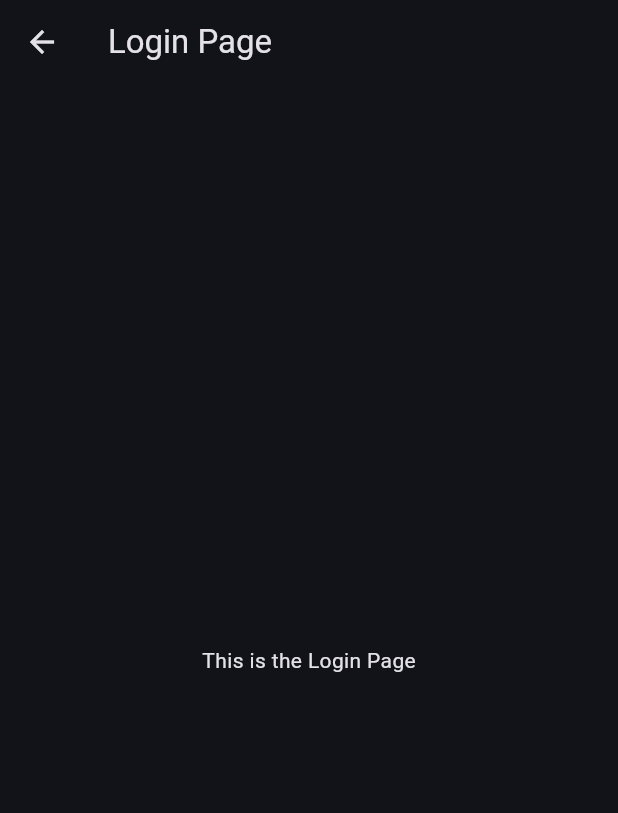
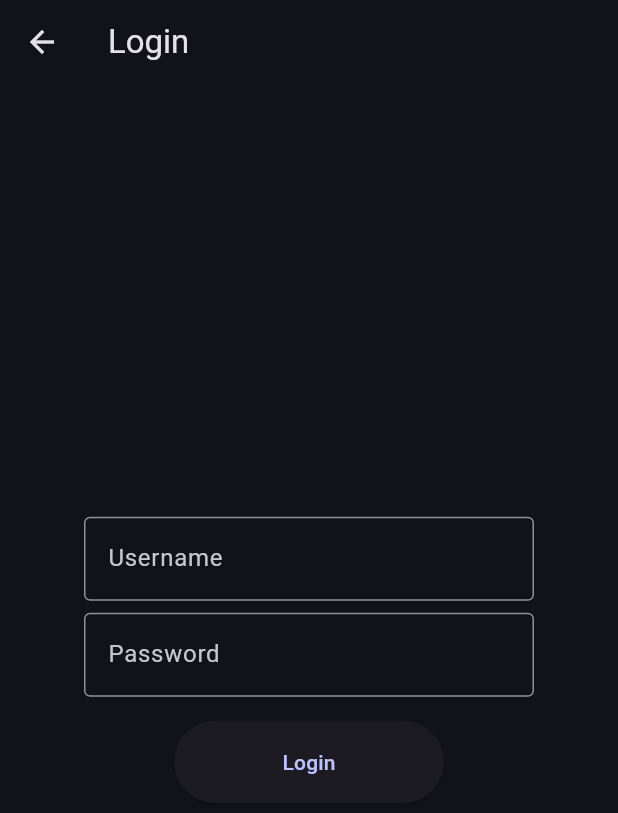
Before and after one commit to SynapseNets/SynapseChat, a Flutter app: the screen it shows after launch, after a tap on "CONTINUA", on a phone screen of 412 x 824 dp. Shown: the top 813 px of the screen. Run offline on Flutter 3.47's test engine with Material 3 defaults, Android fonts, the phone set to English and light mode, and no system bars.

Commit message:
added loginpage.dart interface

```diff
--- a/client/lib/loginpage.dart
+++ b/client/lib/loginpage.dart
@@ -1,16 +1,74 @@
 import 'package:flutter/material.dart';
 
-class LoginPage extends StatelessWidget {
+class LoginPage extends StatefulWidget {
   const LoginPage({super.key});
+
+  @override
+  State<LoginPage> createState() => _LoginPageState();
+}
+
+class _LoginPageState extends State<LoginPage> {
+  final TextEditingController _usernameController = TextEditingController();
+  final TextEditingController _passwordController = TextEditingController();
+
+  void _login() {
+    // Logica di autenticazione va qui
+    String username = _usernameController.text;
+    String password = _passwordController.text;
+
+    // Stampa a console (solo per debug)
+    print('Username: $username');
+    print('Password: $password');
+
+    // Puoi aggiungere qui la logica di autenticazione con il backend
+  }
 
   @override
   Widget build(BuildContext context) {
     return Scaffold(
       appBar: AppBar(
-        title: const Text('Login Page'),
+        title: const Text('Login'),
       ),
       body: Center(
-        child: const Text('This is the Login Page'),
+        child: Padding(
+          padding: const EdgeInsets.all(16.0),
+          child: Column(
+            mainAxisAlignment: MainAxisAlignment.center,
+            children: [
+              SizedBox(
+                width: 300.0,
+                child: TextField(
+                  controller: _usernameController,
+                  decoration: const InputDecoration(
+                    labelText: 'Username',
+                    border: OutlineInputBorder(),
+                  ),
+                ),
+              ),
+              const SizedBox(height: 8.0),
+              SizedBox(
+                width: 300.0,
+                child: TextField(
+                  controller: _passwordController,
+                  obscureText: true,
+                  decoration: const InputDecoration(
+                    labelText: 'Password',
+                    border: OutlineInputBorder(),
+                  ),
+                ),
+              ),
+              const SizedBox(height: 16.0),
+              SizedBox(
+                width: 180.0,
+                height: 55.0,
+                child: ElevatedButton(
+                  onPressed: _login,
+                  child: const Text('Login'),
+                ),
+              ),
+            ],
+          ),
+        ),
       ),
     );
   }
```
